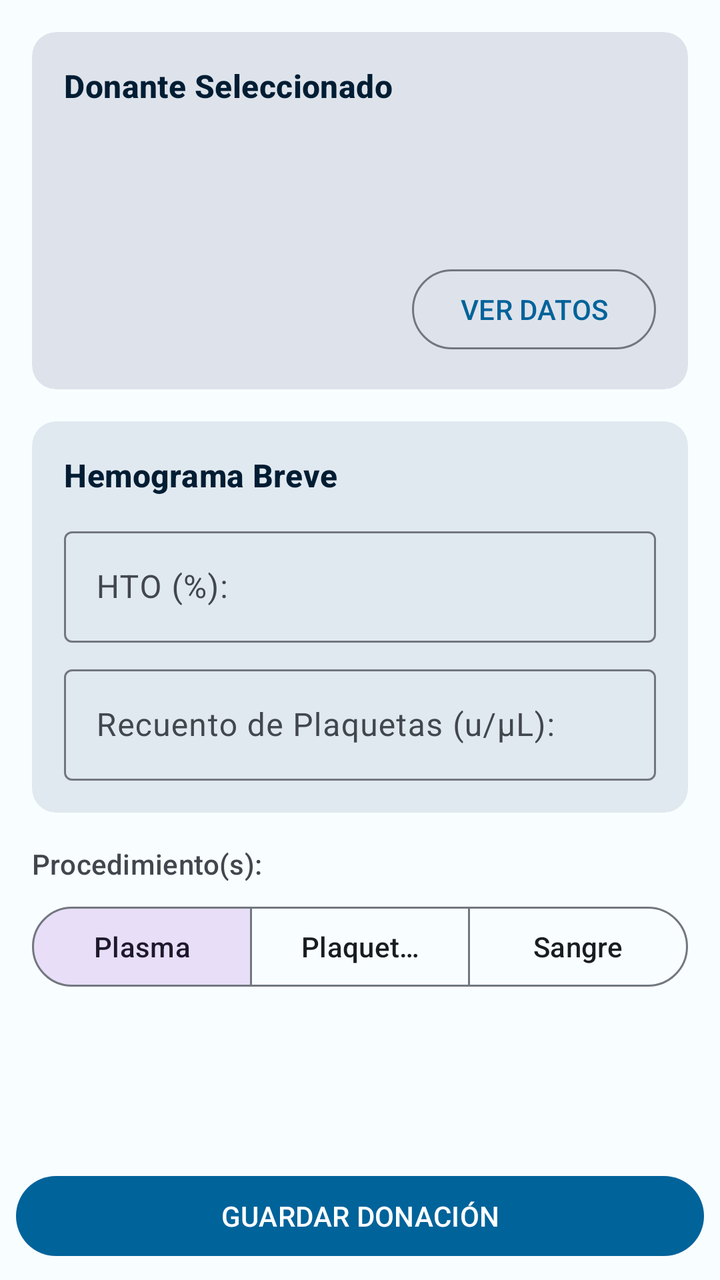
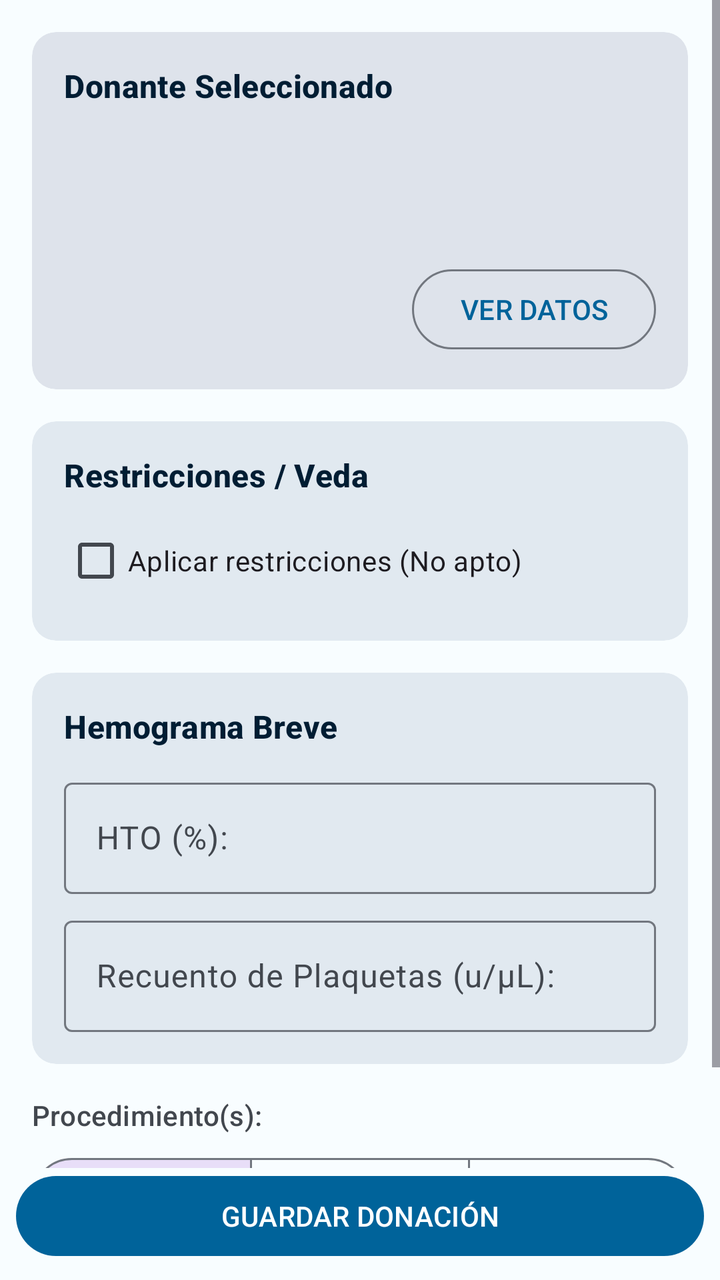

Compare the two renders of this Android layout. The source of the first and the diff that turns it into the second are given below.
<!-- AndroidManifest.xml: application theme Theme.DonationSystem -->
<!-- res/layout/fragment_donations.xml -->
<?xml version="1.0" encoding="utf-8"?>
<androidx.constraintlayout.widget.ConstraintLayout xmlns:android="http://schemas.android.com/apk/res/android"
    xmlns:app="http://schemas.android.com/apk/res-auto"
    xmlns:tools="http://schemas.android.com/tools"
    android:layout_width="match_parent"
    android:layout_height="match_parent"
    android:background="@color/surface_light"
    tools:context=".views.fragments.DonationsFragment">

    <ScrollView
        android:id="@+id/scrollViewDonations"
        android:layout_width="0dp"
        android:layout_height="0dp"
        android:fillViewport="true"
        app:layout_constraintBottom_toTopOf="@+id/buttonSaveDonation"
        app:layout_constraintEnd_toEndOf="parent"
        app:layout_constraintStart_toStartOf="parent"
        app:layout_constraintTop_toTopOf="parent">

        <LinearLayout
            android:layout_width="match_parent"
            android:layout_height="wrap_content"
            android:orientation="vertical"
            android:padding="16dp">

            <com.google.android.material.card.MaterialCardView
                android:id="@+id/cardDonorContext"
                android:layout_width="match_parent"
                style="@style/Widget.App.Card.Section"
                android:layout_height="wrap_content"
                app:cardBackgroundColor="@color/surface_variant">

                <LinearLayout
                    android:layout_width="match_parent"
                    android:layout_height="wrap_content"
                    android:orientation="vertical"
                    android:padding="16dp">

                    <TextView
                        android:layout_width="wrap_content"
                        android:layout_height="wrap_content"
                        android:text="@string/card_donor_context"
                        android:textAppearance="?attr/textAppearanceTitleMedium"
                        android:textColor="@color/clinical_dark_blue"
                        android:textStyle="bold" />

                    <TextView
                        android:id="@+id/textViewDonorContextName"
                        android:layout_width="match_parent"
                        android:layout_height="wrap_content"
                        android:layout_marginTop="8dp"
                        android:textAppearance="?attr/textAppearanceTitleSmall" />

                    <TextView
                        android:id="@+id/textViewDonorContextDni"
                        android:layout_width="match_parent"
                        android:layout_height="wrap_content"
                        android:textAppearance="?attr/textAppearanceBodyMedium"
                        android:textColor="@color/on_surface_variant" />

                    <TextView
                        android:id="@+id/textViewDonorContextBlood"
                        android:layout_width="match_parent"
                        android:layout_height="wrap_content"
                        android:textAppearance="?attr/textAppearanceBodyMedium"
                        android:textColor="@color/clinical_dark_blue"
                        android:textStyle="bold" />

                    <LinearLayout
                        android:layout_width="match_parent"
                        android:layout_height="wrap_content"
                        android:layout_marginTop="12dp"
                        android:gravity="center_vertical"
                        android:orientation="horizontal">

                        <com.google.android.material.chip.Chip
                            android:id="@+id/chipDonorContextStatus"
                            style="@style/Widget.Material3.Chip.Suggestion"
                            android:layout_width="wrap_content"
                            android:layout_height="wrap_content"
                            android:checkable="false"
                            android:textAppearance="?attr/textAppearanceLabelSmall"
                            android:textColor="@color/white"
                            android:textStyle="bold"
                            android:visibility="gone"
                            app:chipBackgroundColor="@color/aptitude_green" />

                        <View
                            android:layout_width="0dp"
                            android:layout_height="0dp"
                            android:layout_weight="1" />

                        <com.google.android.material.button.MaterialButton
                            android:id="@+id/buttonSeeDonorData"
                            style="@style/Widget.Material3.Button.OutlinedButton"
                            android:layout_width="wrap_content"
                            android:layout_height="wrap_content"
                            android:minWidth="0dp"
                            android:text="@string/btn_see_data" />
                    </LinearLayout>
                </LinearLayout>
            </com.google.android.material.card.MaterialCardView>

            <com.google.android.material.card.MaterialCardView
                android:id="@+id/cardHemogram"
                android:layout_width="match_parent"
                android:layout_height="wrap_content"
                style="@style/Widget.App.Card.Section"
                android:layout_marginTop="16dp">

                <LinearLayout
                    android:layout_width="match_parent"
                    android:layout_height="wrap_content"
                    android:orientation="vertical"
                    android:padding="16dp">

                    <TextView
                        android:layout_width="wrap_content"
                        android:layout_height="wrap_content"
                        android:text="@string/card_hemogram"
                        android:textAppearance="?attr/textAppearanceTitleMedium"
                        android:textColor="@color/clinical_dark_blue"
                        android:textStyle="bold" />

                    <com.google.android.material.textfield.TextInputLayout
                        android:id="@+id/textInputLayoutHto"
                        style="@style/Widget.Material3.TextInputLayout.OutlinedBox"
                        android:layout_width="match_parent"
                        android:layout_height="wrap_content"
                        android:layout_marginTop="12dp"
                        android:hint="@string/hint_hto">

                        <com.google.android.material.textfield.TextInputEditText
                            android:id="@+id/editTextHto"
                            android:layout_width="match_parent"
                            android:layout_height="wrap_content"
                            android:inputType="numberDecimal"
                            android:maxLines="1" />
                    </com.google.android.material.textfield.TextInputLayout>

                    <com.google.android.material.textfield.TextInputLayout
                        android:id="@+id/textInputLayoutPlatelets"
                        style="@style/Widget.Material3.TextInputLayout.OutlinedBox"
                        android:layout_width="match_parent"
                        android:layout_height="wrap_content"
                        android:layout_marginTop="8dp"
                        android:hint="@string/hint_platelets">

                        <com.google.android.material.textfield.TextInputEditText
                            android:id="@+id/editTextPlateletsCount"
                            android:layout_width="match_parent"
                            android:layout_height="wrap_content"
                            android:inputType="number"
                            android:maxLines="1" />
                    </com.google.android.material.textfield.TextInputLayout>
                </LinearLayout>
            </com.google.android.material.card.MaterialCardView>

            <TextView
                android:layout_width="wrap_content"
                android:layout_height="wrap_content"
                android:layout_marginTop="16dp"
                android:text="@string/label_procedure_type"
                android:textAppearance="?attr/textAppearanceLabelLarge"
                android:textColor="@color/on_surface_variant" />

            <com.google.android.material.button.MaterialButtonToggleGroup
                android:id="@+id/toggleGroupDonationType"
                android:layout_width="match_parent"
                android:layout_height="wrap_content"
                android:layout_marginTop="8dp"
                app:checkedButton="@id/buttonTypePlasma"
                app:selectionRequired="false"
                app:singleSelection="false">

                <com.google.android.material.button.MaterialButton
                    android:id="@+id/buttonTypePlasma"
                    style="@style/Widget.Material3.Button.OutlinedButton"
                    android:layout_width="0dp"
                    android:layout_height="wrap_content"
                    android:layout_weight="1"
                    android:text="@string/btn_type_plasma" />

                <com.google.android.material.button.MaterialButton
                    android:id="@+id/buttonTypePlatelets"
                    style="@style/Widget.Material3.Button.OutlinedButton"
                    android:layout_width="0dp"
                    android:layout_height="wrap_content"
                    android:layout_weight="1"
                    android:text="@string/btn_type_platelets" />

                <com.google.android.material.button.MaterialButton
                    android:id="@+id/buttonTypeBlood"
                    style="@style/Widget.Material3.Button.OutlinedButton"
                    android:layout_width="0dp"
                    android:layout_height="wrap_content"
                    android:layout_weight="1"
                    android:text="@string/btn_type_blood" />
            </com.google.android.material.button.MaterialButtonToggleGroup>
        </LinearLayout>
    </ScrollView>

    <com.google.android.material.button.MaterialButton
        android:id="@+id/buttonSaveDonation"
        android:layout_width="0dp"
        android:layout_height="wrap_content"
        android:layout_margin="8dp"
        android:text="@string/btn_save_donation"
        app:layout_constraintBottom_toBottomOf="parent"
        app:layout_constraintEnd_toEndOf="parent"
        app:layout_constraintStart_toStartOf="parent" />

</androidx.constraintlayout.widget.ConstraintLayout>
<!-- resources referenced by this layout -->
<resources>
  <color name="aptitude_green">#FF2E7D32</color>
  <color name="clinical_dark_blue">#FF001D33</color>
  <color name="on_surface_variant">#FF42474E</color>
  <color name="surface_light">#FFF8FDFF</color>
  <color name="surface_variant">#FFDEE3EB</color>
  <color name="white">#FFFFFFFF</color>
  <string name="btn_save_donation">GUARDAR DONACIÓN</string>
  <string name="btn_see_data">VER DATOS</string>
  <string name="btn_type_blood">Sangre</string>
  <string name="btn_type_plasma">Plasma</string>
  <string name="btn_type_platelets">Plaquetas</string>
  <string name="card_donor_context">Donante Seleccionado</string>
  <string name="card_hemogram">Hemograma Breve</string>
  <string name="hint_hto">HTO (%):</string>
  <string name="hint_platelets">Recuento de Plaquetas (u/µL):</string>
  <string name="label_procedure_type">Procedimiento(s):</string>
  <style name="Widget.App.Card.Section" parent="Widget.App.Card">
          <item name="cardElevation">0dp</item>
      </style>
  <style name="Theme.DonationSystem" parent="Base.Theme.DonationSystem" />
  <style name="Widget.App.Card" parent="Widget.Material3.CardView.Filled">
          <item name="cardCornerRadius">@dimen/card_corner_radius</item>
      </style>
  <dimen name="card_corner_radius">12dp</dimen>
  <color name="medical_blue">#FF00639A</color>
  <color name="on_primary">#FFFFFFFF</color>
  <color name="medical_blue_light">#FFD1E4FF</color>
  <color name="on_secondary">#FFFFFFFF</color>
  <color name="on_surface">#FF191C20</color>
  <color name="outline">#FF72777F</color>
  <color name="surface_container_lowest">#FFFFFFFF</color>
  <color name="surface_container_low">#FFF3F8FB</color>
  <color name="surface_container">#FFEDF3F8</color>
  <color name="surface_container_high">#FFE7EDF3</color>
  <color name="surface_container_highest">#FFE1E9F0</color>
  <!-- unchanged entries left out for length: 1 -->
</resources>

<!-- the commit's change to res/layout/fragment_donations.xml (unified diff, before → after) -->
@@ -102,6 +102,216 @@
             </com.google.android.material.card.MaterialCardView>
 
             <com.google.android.material.card.MaterialCardView
+                android:id="@+id/cardRestrictions"
+                android:layout_width="match_parent"
+                android:layout_height="wrap_content"
+                style="@style/Widget.App.Card.Section"
+                android:layout_marginTop="16dp">
+
+                <LinearLayout
+                    android:layout_width="match_parent"
+                    android:layout_height="wrap_content"
+                    android:orientation="vertical"
+                    android:padding="16dp">
+
+                    <TextView
+                        android:layout_width="wrap_content"
+                        android:layout_height="wrap_content"
+                        android:text="@string/card_restrictions"
+                        android:textAppearance="?attr/textAppearanceTitleMedium"
+                        android:textColor="@color/clinical_dark_blue"
+                        android:textStyle="bold" />
+
+                    <TextView
+                        android:id="@+id/textViewNoActiveRestrictions"
+                        android:layout_width="match_parent"
+                        android:layout_height="wrap_content"
+                        android:layout_marginTop="8dp"
+                        android:text="@string/msg_no_active_restrictions"
+                        android:textAppearance="?attr/textAppearanceBodyMedium"
+                        android:textColor="@color/on_surface_variant"
+                        android:visibility="gone" />
+
+                    <LinearLayout
+                        android:id="@+id/layoutActiveRestrictions"
+                        android:layout_width="match_parent"
+                        android:layout_height="wrap_content"
+                        android:orientation="vertical" />
+
+                    <com.google.android.material.checkbox.MaterialCheckBox
+                        android:id="@+id/checkApplyRestrictions"
+                        android:layout_width="match_parent"
+                        android:layout_height="wrap_content"
+                        android:layout_marginTop="8dp"
+                        android:text="@string/label_apply_restrictions" />
+
+                    <LinearLayout
+                        android:id="@+id/layoutRestrictionsEditor"
+                        android:layout_width="match_parent"
+                        android:layout_height="wrap_content"
+                        android:orientation="vertical"
+                        android:visibility="gone">
+
+                        <com.google.android.material.textfield.TextInputLayout
+                            android:id="@+id/textInputLayoutAddRestriction"
+                            style="@style/Widget.Material3.TextInputLayout.OutlinedBox"
+                            android:layout_width="match_parent"
+                            android:layout_height="wrap_content"
+                            android:layout_marginTop="8dp"
+                            android:hint="@string/label_add_restriction"
+                            app:endIconMode="dropdown_menu">
+
+                            <AutoCompleteTextView
+                                android:id="@+id/spinnerAddRestriction"
+                                android:layout_width="match_parent"
+                                android:layout_height="wrap_content"
+                                android:inputType="none"
+                                android:maxLines="1"
+                                android:textSize="16sp" />
+                        </com.google.android.material.textfield.TextInputLayout>
+
+                        <com.google.android.material.chip.ChipGroup
+                            android:id="@+id/chipGroupNewRestrictions"
+                            android:layout_width="match_parent"
+                            android:layout_height="wrap_content"
+                            android:layout_marginTop="8dp" />
+
+                        <com.google.android.material.checkbox.MaterialCheckBox
+                            android:id="@+id/checkPermanentVeda"
+                            android:layout_width="match_parent"
+                            android:layout_height="wrap_content"
+                            android:layout_marginTop="8dp"
+                            android:text="@string/label_permanent_veda" />
+
+                        <com.google.android.material.textfield.TextInputLayout
+                            android:id="@+id/textInputLayoutVedaDays"
+                            style="@style/Widget.Material3.TextInputLayout.OutlinedBox"
+                            android:layout_width="match_parent"
+                            android:layout_height="wrap_content"
+                            android:layout_marginTop="8dp"
+                            android:hint="@string/hint_veda_days">
+
+                            <com.google.android.material.textfield.TextInputEditText
+                                android:id="@+id/editTextVedaDays"
+                                android:layout_width="match_parent"
+                                android:layout_height="wrap_content"
+                                android:inputType="number"
+                                android:maxLines="1" />
+                        </com.google.android.material.textfield.TextInputLayout>
+
+                        <com.google.android.material.textfield.TextInputLayout
+                            android:id="@+id/textInputLayoutVedaReturnDate"
+                            style="@style/Widget.Material3.TextInputLayout.OutlinedBox"
+                            android:layout_width="match_parent"
+                            android:layout_height="wrap_content"
+                            android:layout_marginTop="8dp"
+                            android:hint="@string/hint_veda_return_date">
+
+                            <com.google.android.material.textfield.TextInputEditText
+                                android:id="@+id/editTextVedaReturnDate"
+                                android:layout_width="match_parent"
+                                android:layout_height="wrap_content"
+                                android:enabled="false"
+                                android:inputType="none"
+                                android:maxLines="1" />
+                        </com.google.android.material.textfield.TextInputLayout>
+
+                        <com.google.android.material.textfield.TextInputLayout
+                            android:id="@+id/textInputLayoutRestrictionNotes"
+                            style="@style/Widget.Material3.TextInputLayout.OutlinedBox"
+                            android:layout_width="match_parent"
+                            android:layout_height="wrap_content"
+                            android:layout_marginTop="8dp"
+                            android:hint="@string/hint_restriction_notes">
+
+                            <com.google.android.material.textfield.TextInputEditText
+                                android:id="@+id/editTextRestrictionNotes"
+                                android:layout_width="match_parent"
+                                android:layout_height="wrap_content"
+                                android:gravity="top"
+                                android:inputType="textMultiLine"
+                                android:minLines="3" />
+                        </com.google.android.material.textfield.TextInputLayout>
+
+                        <com.google.android.material.checkbox.MaterialCheckBox
+                            android:id="@+id/checkScheduleAppointment"
+                            android:layout_width="match_parent"
+                            android:layout_height="wrap_content"
+                            android:layout_marginTop="8dp"
+                            android:text="@string/label_schedule_appointment" />
+
+                        <LinearLayout
+                            android:id="@+id/layoutAppointmentEditor"
+                            android:layout_width="match_parent"
+                            android:layout_height="wrap_content"
+                            android:orientation="vertical"
+                            android:visibility="gone">
+
+                            <com.google.android.material.textfield.TextInputLayout
+                                android:id="@+id/textInputLayoutAppointmentDate"
+                                style="@style/Widget.Material3.TextInputLayout.OutlinedBox"
+                                android:layout_width="match_parent"
+                                android:layout_height="wrap_content"
+                                android:layout_marginTop="8dp"
+                                android:hint="@string/hint_appointment_date">
+
+                                <com.google.android.material.textfield.TextInputEditText
+                                    android:id="@+id/editTextAppointmentDate"
+                                    android:layout_width="match_parent"
+                                    android:layout_height="wrap_content"
+                                    android:cursorVisible="false"
+                                    android:focusable="false"
+                                    android:inputType="none"
+                                    android:maxLines="1" />
+                            </com.google.android.material.textfield.TextInputLayout>
+
+                            <com.google.android.material.textfield.TextInputLayout
+                                android:id="@+id/textInputLayoutAppointmentTime"
+                                style="@style/Widget.Material3.TextInputLayout.OutlinedBox"
+                                android:layout_width="match_parent"
+                                android:layout_height="wrap_content"
+                                android:layout_marginTop="8dp"
+                                android:hint="@string/hint_appointment_time">
+
+                                <com.google.android.material.textfield.TextInputEditText
+                                    android:id="@+id/editTextAppointmentTime"
+                                    android:layout_width="match_parent"
+                                    android:layout_height="wrap_content"
+                                    android:cursorVisible="false"
+                                    android:focusable="false"
+                                    android:inputType="none"
+                                    android:maxLines="1" />
+                            </com.google.android.material.textfield.TextInputLayout>
+
+                            <com.google.android.material.textfield.TextInputLayout
+                                android:id="@+id/textInputLayoutAppointmentProcedure"
+                                style="@style/Widget.Material3.TextInputLayout.OutlinedBox"
+                                android:layout_width="match_parent"
+                                android:layout_height="wrap_content"
+                                android:layout_marginTop="8dp"
+                                android:hint="@string/hint_appointment_procedure"
+                                app:endIconMode="dropdown_menu">
+
+                                <AutoCompleteTextView
+                                    android:id="@+id/spinnerAppointmentProcedure"
+                                    android:layout_width="match_parent"
+                                    android:layout_height="wrap_content"
+                                    android:inputType="none"
+                                    android:maxLines="1"
+                                    android:textSize="16sp" />
+                            </com.google.android.material.textfield.TextInputLayout>
+                        </LinearLayout>
+                    </LinearLayout>
+                </LinearLayout>
+            </com.google.android.material.card.MaterialCardView>
+
+            <LinearLayout
+                android:id="@+id/layoutDonationEntry"
+                android:layout_width="match_parent"
+                android:layout_height="wrap_content"
+                android:orientation="vertical">
+
+            <com.google.android.material.card.MaterialCardView
                 android:id="@+id/cardHemogram"
                 android:layout_width="match_parent"
                 android:layout_height="wrap_content"
@@ -197,6 +407,7 @@
                     android:layout_weight="1"
                     android:text="@string/btn_type_blood" />
             </com.google.android.material.button.MaterialButtonToggleGroup>
+            </LinearLayout>
         </LinearLayout>
     </ScrollView>
 
<!-- resource entries referenced after the edit -->
@@ -13,9 +13,21 @@
   <string name="btn_type_platelets">Plaquetas</string>
   <string name="card_donor_context">Donante Seleccionado</string>
   <string name="card_hemogram">Hemograma Breve</string>
+  <string name="card_restrictions">Restricciones / Veda</string>
+  <string name="hint_appointment_date">Fecha del turno:</string>
+  <string name="hint_appointment_procedure">Tipo de donación:</string>
+  <string name="hint_appointment_time">Hora del turno (HH:mm):</string>
   <string name="hint_hto">HTO (%):</string>
   <string name="hint_platelets">Recuento de Plaquetas (u/µL):</string>
+  <string name="hint_restriction_notes">Observaciones de la exclusión:</string>
+  <string name="hint_veda_days">Días de veda:</string>
+  <string name="hint_veda_return_date">Fecha de Retorno:</string>
+  <string name="label_add_restriction">Agregar restricción:</string>
+  <string name="label_apply_restrictions">Aplicar restricciones (No apto)</string>
+  <string name="label_permanent_veda">Veda permanente</string>
   <string name="label_procedure_type">Procedimiento(s):</string>
+  <string name="label_schedule_appointment">Agendar turno nuevo</string>
+  <string name="msg_no_active_restrictions">Sin restricciones activas</string>
   <style name="Widget.App.Card.Section" parent="Widget.App.Card">
           <item name="cardElevation">0dp</item>
       </style>
